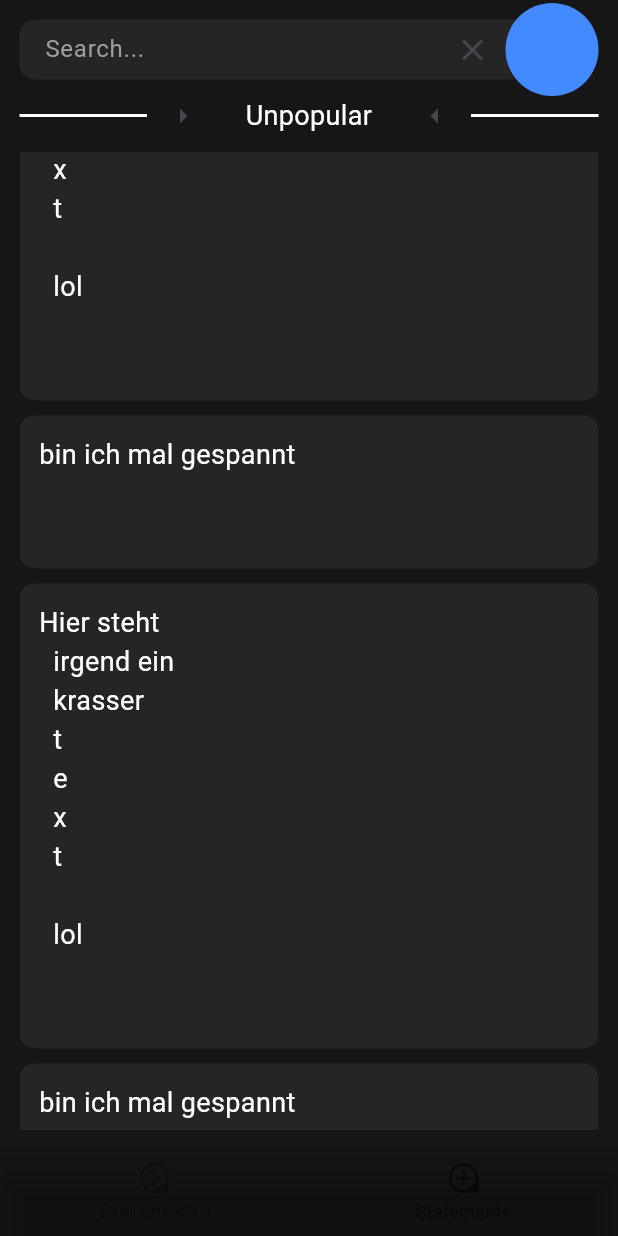
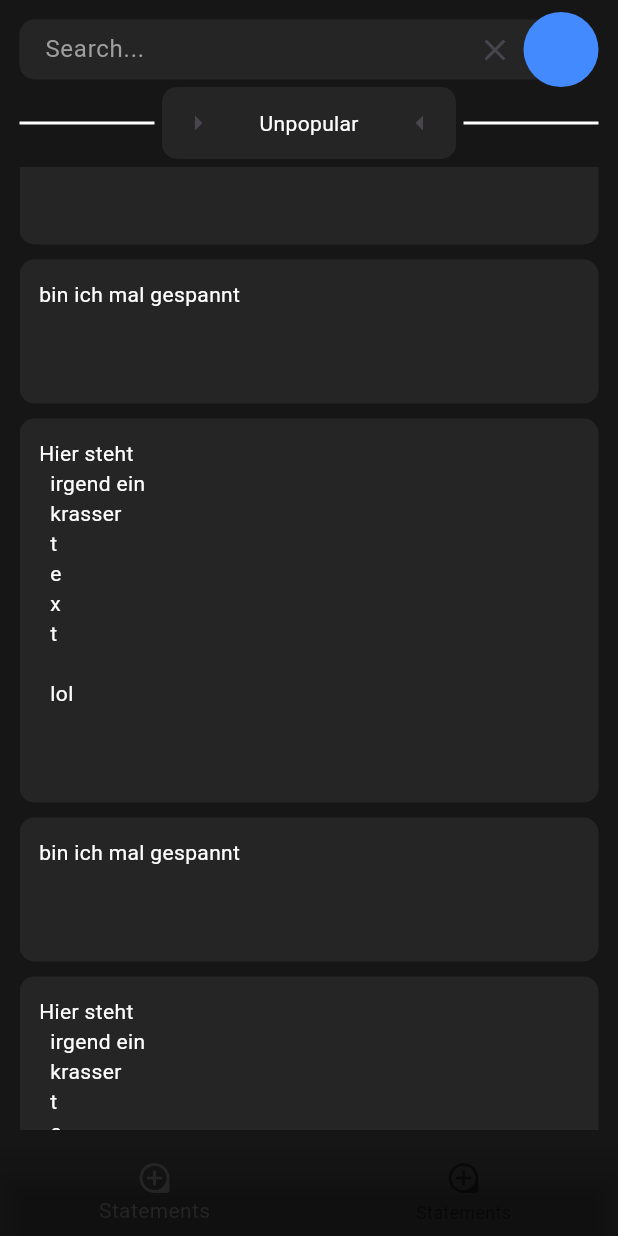
Before and after one commit to Raphael2b3/swarmintelligencemobile, a Flutter app: the screen it shows after launch, scrolled down 576 dp, after a tap on the "arrow right" icon, on a phone screen of 412 x 824 dp. Run offline on Flutter 3.47's test engine with Material 3 defaults, Android fonts, the phone set to English and light mode, and no system bars.

Commit message:
next steps design

```diff
--- /dev/null
+++ b/lib/Styles.dart
@@ -0,0 +1,7 @@
+import 'dart:ui';
+
+class AppColors {
+  static const Color highlightdark = Color.fromRGBO(37, 37, 37, 1);
+
+  static const Color backgroundark = Color(0xFF161616);
+}
--- a/lib/cathegoryselector.dart
+++ b/lib/cathegoryselector.dart
@@ -1,4 +1,5 @@
 import 'package:flutter/material.dart';
+import 'package:swarmintelligencemobile/Styles.dart';
 import 'package:swarmintelligencemobile/settings.dart';
 
 class Cathegoryselector extends StatefulWidget {
@@ -10,8 +11,8 @@ class Cathegoryselector extends StatefulWidget {
 
 class _CathegoryselectorState extends State<Cathegoryselector> {
   List<Widget> cathegories = Settings.cathegories
-      .map((e) => SizedBox(
-            width: 120,
+      .map((e) => Container(
+            constraints: const BoxConstraints(minWidth: 100),
             child: Text(
               e,
               textAlign: TextAlign.center,
@@ -21,15 +22,16 @@ class _CathegoryselectorState extends State<Cathegoryselector> {
   int count = Settings.cathegories.length;
   int index = 0;
   void changeIndex(i) {
+    if (0 > i || i >= count) return;
+
     setState(() {
-      index = i % count;
+      index = i;
     });
   }
 
   @override
   Widget build(BuildContext context) {
     return Row(
-      //crossAxisAlignment: CrossAxisAlignment.center,
       mainAxisAlignment: MainAxisAlignment.center,
       children: [
         Expanded(
@@ -38,8 +40,13 @@ class _CathegoryselectorState extends State<Cathegoryselector> {
             height: 2,
           ),
         ),
-        Row(
-          mainAxisAlignment: MainAxisAlignment.spaceBetween,
+        Container(
+          margin: const EdgeInsets.all(5),
+          decoration: const BoxDecoration(
+            color: AppColors.highlightdark,
+            borderRadius: BorderRadius.all(Radius.circular(10)),
+          ),
+          child: Row(
             children: [
               IconButton(
                 onPressed: () => {changeIndex(index + 1)},
@@ -54,6 +61,7 @@ class _CathegoryselectorState extends State<Cathegoryselector> {
                   )),
             ],
           ),
+        ),
         Expanded(
           child: Container(
             color: Colors.white,
--- a/lib/main.dart
+++ b/lib/main.dart
@@ -1,9 +1,10 @@
+import 'package:swarmintelligencemobile/Styles.dart';
 import 'package:swarmintelligencemobile/searchpage.dart';
 
 import 'package:flutter/material.dart';
 
 void main() {
-  runApp(const SafeArea(child: MyApp()));
+  runApp(const MyApp());
 }
 
 class MyApp extends StatelessWidget {
@@ -14,10 +15,10 @@ class MyApp extends StatelessWidget {
   Widget build(BuildContext context) {
     return MaterialApp(
       title: "Swarmintelligence Mobile",
-      home: const Home(),
+      home: const SafeArea(child: Home()),
       theme: ThemeData(
         textTheme: const TextTheme(
-          bodyMedium: TextStyle(color: Colors.white, fontSize: 18),
+          bodyMedium: TextStyle(color: Colors.white, fontSize: 14),
         ),
       ),
     );
@@ -44,7 +45,7 @@ class _HomeState extends State<Home> {
   @override
   Widget build(BuildContext context) {
     return Scaffold(
-      backgroundColor: const Color(0xFF161616),
+      backgroundColor: AppColors.backgroundark,
       body: _pages.elementAt(_selectedIndex),
       bottomNavigationBar: BottomNavigationBar(
         backgroundColor: const Color(0x00000000),
@@ -59,7 +60,7 @@ class _HomeState extends State<Home> {
           ),
         ],
         currentIndex: _selectedIndex,
-        selectedItemColor: Colors.black26,
+        selectedItemColor: AppColors.highlightdark,
         onTap: _onItemTapped,
       ),
     );
--- a/lib/searchbar.dart
+++ b/lib/searchbar.dart
@@ -1,4 +1,5 @@
 import 'package:flutter/material.dart';
+import 'package:swarmintelligencemobile/Styles.dart';
 
 import 'settingcircle.dart';
 
@@ -29,7 +30,7 @@ class _SearchbarState extends State<Searchbar> {
             alignment: Alignment.centerLeft,
             height: 40,
             decoration: const BoxDecoration(
-                color: Color.fromRGBO(37, 37, 37, 1),
+                color: AppColors.highlightdark,
                 borderRadius: BorderRadius.all(Radius.circular(10))),
             child: TextField(
               textAlignVertical: TextAlignVertical.center,
@@ -48,20 +49,13 @@ class _SearchbarState extends State<Searchbar> {
                   contentPadding: const EdgeInsets.only(
                     left: 13,
                   ),
-                  border: OutlineInputBorder(borderSide: BorderSide.none)),
+                  border:
+                      const OutlineInputBorder(borderSide: BorderSide.none)),
               cursorColor: const Color(0xFFFFFFFF),
             ),
           ),
         ),
-        const SizedBox(
-          width: 30,
-          height: 0,
-          child: Stack(
-            alignment: Alignment.centerRight,
-            clipBehavior: Clip.none,
-            children: [SettingCircle()],
-          ),
-        )
+        const SettingCircle()
       ],
     );
   }
--- a/lib/searchpage.dart
+++ b/lib/searchpage.dart
@@ -1,7 +1,6 @@
 import 'package:flutter/material.dart';
 import 'package:swarmintelligencemobile/cathegoryselector.dart';
 import 'package:swarmintelligencemobile/searchbar.dart';
-import 'package:swarmintelligencemobile/settingcircle.dart';
 
 import 'statement.dart';
 
--- a/lib/settingcircle.dart
+++ b/lib/settingcircle.dart
@@ -10,13 +10,23 @@ class SettingCircle extends StatefulWidget {
 class _SettingCircleState extends State<SettingCircle> {
   @override
   Widget build(BuildContext context) {
-    return Positioned(
-      height: 62,
-      width: 62,
-      child: Container(
-        decoration: const BoxDecoration(
-            color: Colors.blueAccent,
-            borderRadius: BorderRadius.all(Radius.circular(40))),
+    return SizedBox(
+      width: 15,
+      height: 0,
+      child: Stack(
+        alignment: Alignment.centerRight,
+        clipBehavior: Clip.none,
+        children: [
+          Positioned(
+            height: 50,
+            width: 50,
+            child: Container(
+              decoration: const BoxDecoration(
+                  color: Colors.blueAccent,
+                  borderRadius: BorderRadius.all(Radius.circular(40))),
+            ),
+          )
+        ],
       ),
     );
   }
```
Lines whose indentation alone changed are shown as unchanged.
